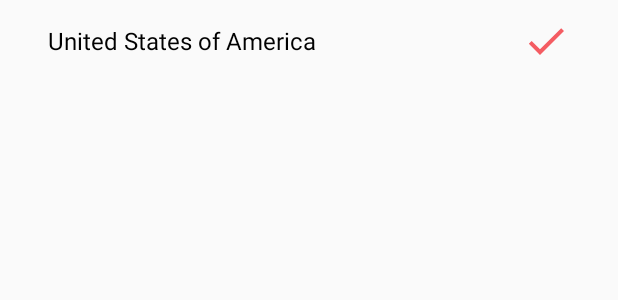
After one commit to OlekKapera/CoronaStats, an Android app: the layout item_country.xml on its own in the app's theme, with its tools: preview values and no code run, on a phone screen of 412 x 824 dp. The commit adds this screen. Shown: the top 300 px of the screen. Run offline under Robolectric (Android 15) with nearby library versions, the phone set to English and light mode, and no system bars.

Commit message:
Create item and adapter for countries hints

```diff
--- /dev/null
+++ b/app/src/main/res/drawable-anydpi/ic_check.xml
@@ -0,0 +1,11 @@
+<vector xmlns:android="http://schemas.android.com/apk/res/android"
+    android:width="24dp"
+    android:height="24dp"
+    android:viewportWidth="24"
+    android:viewportHeight="24"
+    android:tint="#F2353C"
+    android:alpha="0.8">
+  <path
+      android:fillColor="@android:color/white"
+      android:pathData="M9,16.17L4.83,12l-1.42,1.41L9,19 21,7l-1.41,-1.41z"/>
+</vector>
--- /dev/null
+++ b/app/src/main/res/layout/item_country.xml
@@ -0,0 +1,32 @@
+<?xml version="1.0" encoding="utf-8"?>
+<androidx.constraintlayout.widget.ConstraintLayout xmlns:android="http://schemas.android.com/apk/res/android"
+    xmlns:app="http://schemas.android.com/apk/res-auto"
+    xmlns:tools="http://schemas.android.com/tools"
+    android:layout_width="match_parent"
+    android:layout_height="wrap_content">
+
+    <TextView
+        android:id="@+id/countryItem_text_name"
+        android:layout_width="wrap_content"
+        android:layout_height="wrap_content"
+        android:layout_marginStart="@dimen/spacing32"
+        android:layout_marginTop="@dimen/spacing16"
+        android:layout_marginBottom="@dimen/spacing16"
+        android:textColor="@color/black"
+        android:textSize="@dimen/textSize16"
+        app:layout_constraintBottom_toBottomOf="parent"
+        app:layout_constraintStart_toStartOf="parent"
+        app:layout_constraintTop_toTopOf="parent"
+        tools:text="United States of America" />
+
+    <ImageView
+        android:id="@+id/countryItem_image_tick"
+        android:layout_width="@dimen/iconSize32"
+        android:layout_height="@dimen/iconSize32"
+        android:layout_marginEnd="@dimen/spacing32"
+        android:src="@drawable/ic_check"
+        app:layout_constraintBottom_toBottomOf="parent"
+        app:layout_constraintEnd_toEndOf="parent"
+        app:layout_constraintTop_toTopOf="parent" />
+
+</androidx.constraintlayout.widget.ConstraintLayout>
--- a/app/src/main/res/values/dimens.xml
+++ b/app/src/main/res/values/dimens.xml
@@ -25,5 +25,10 @@
     <dimen name="textSize32">32sp</dimen>
     <dimen name="textSize42">42sp</dimen>
 
+    <!-- icon sizes -->
+    <dimen name="iconSize24">24dp</dimen>
+    <dimen name="iconSize32">32dp</dimen>
+    <dimen name="iconSize48">48dp</dimen>
+
     <dimen name="latestStats_height">150dp</dimen>
 </resources>
```
Also changed, not shown: app/src/main/java/com/aleksanderkapera/covidstats/ui/adapter/CountriesListAdapter.kt (added, +27 -0 lines), app/src/main/res/layout/fragment_main.xml (+9 -3 lines), app/src/main/java/com/aleksanderkapera/covidstats/ui/MainFragment.kt (line endings or trailing spaces), app/src/main/res/drawable-hdpi/ic_check.png (added), app/src/main/res/drawable-mdpi/ic_check.png (added), app/src/main/res/drawable-xhdpi/ic_check.png (added), app/src/main/res/drawable-xxhdpi/ic_check.png (added).
